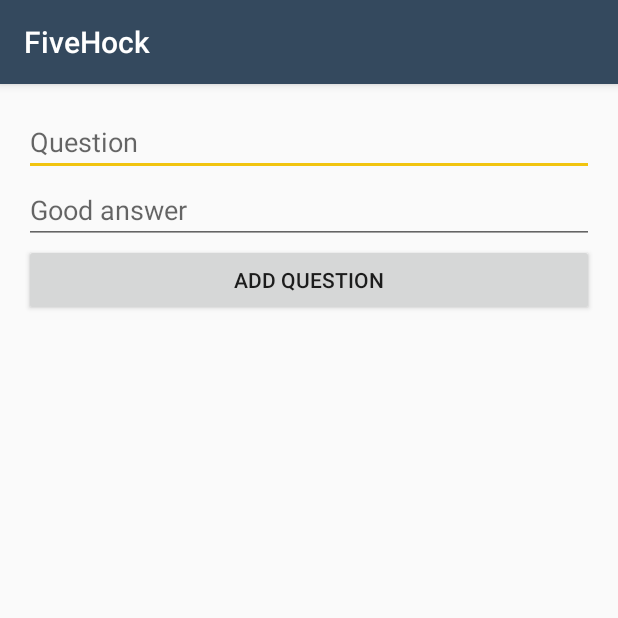
After one commit to melvinschultz/FiveHockk, an Android app: the AddQuestionActivity screen opened directly, with no data from a screen before it, on a phone screen of 412 x 824 dp, the top half of it. The commit adds this screen. Run offline under Robolectric (Android 15) with nearby library versions, the phone set to English and light mode, and no system bars; our stand-ins replace Firebase (no records; nobody signed in at launch, a user with empty details on screens opened directly).

Commit message:
add question in database function

```diff
--- a/app/src/main/AndroidManifest.xml
+++ b/app/src/main/AndroidManifest.xml
@@ -19,8 +19,9 @@
         </activity>
         <activity android:name=".RegisterActivity" />
         <activity android:name=".UserAccountActivity" />
-        <activity android:name=".ResetPasswordActivity"></activity>
-        <activity android:name=".QuestionActivity"></activity>
+        <activity android:name=".ResetPasswordActivity" />
+        <activity android:name=".QuestionActivity" />
+        <activity android:name=".AddQuestionActivity"></activity>
     </application>
 
 </manifest>
--- /dev/null
+++ b/app/src/main/java/net/schultzoss_montpellier/melvin/fivehock/AddQuestionActivity.java
@@ -0,0 +1,79 @@
+package net.schultzoss_montpellier.melvin.fivehock;
+
+import android.support.v7.app.AppCompatActivity;
+import android.os.Bundle;
+import android.text.TextUtils;
+import android.view.View;
+import android.widget.Button;
+import android.widget.EditText;
+import android.widget.ProgressBar;
+import android.widget.TextView;
+import android.widget.Toast;
+
+import com.google.firebase.database.DatabaseReference;
+import com.google.firebase.database.FirebaseDatabase;
+
+public class AddQuestionActivity extends AppCompatActivity {
+
+    private Button buttonAddQuestion;
+    private EditText editTextQuestion;
+    private EditText editTextGoodAnswer;
+    private ProgressBar progressBar;
+
+    private DatabaseReference questionsReference;
+
+    @Override
+    protected void onCreate(Bundle savedInstanceState) {
+        super.onCreate(savedInstanceState);
+        setContentView(R.layout.activity_add_question);
+
+        // Get firabase database instance and set true for offline persistence
+        FirebaseDatabase.getInstance().setPersistenceEnabled(true);
+        // get reference to users node
+        questionsReference = FirebaseDatabase.getInstance().getReference("questions");
+
+        buttonAddQuestion = (Button) findViewById(R.id.buttonAddQuestion);
+        editTextQuestion = (EditText) findViewById(R.id.editTextQuestion);
+        editTextGoodAnswer = (EditText) findViewById(R.id.editTextGoodAnswer);
+        progressBar = (ProgressBar) findViewById(R.id.progressBar);
+
+        buttonAddQuestion.setOnClickListener(new View.OnClickListener() {
+            @Override
+            public void onClick(View view) {
+                final String enonce = editTextQuestion.getText().toString().trim();
+                final String reponse = editTextGoodAnswer.getText().toString().trim();
+
+                if (TextUtils.isEmpty(enonce)) {
+                    Toast.makeText(getApplicationContext(), "Please enter a question", Toast.LENGTH_SHORT).show();
+                    return;
+                }
+
+                if (TextUtils.isEmpty(reponse)) {
+                    Toast.makeText(getApplicationContext(), "Please enter a good answer for this question", Toast.LENGTH_SHORT).show();
+                    return;
+                }
+
+                progressBar.setVisibility(View.VISIBLE);
+
+                addQuestion(enonce, reponse);
+            }
+        });
+    }
+
+    @Override
+    protected void onResume() {
+        super.onResume();
+        progressBar.setVisibility(View.GONE);
+    }
+
+    private void addQuestion(String enonce, String reponse) {
+        Question question = new Question();
+
+        question.setEnonce(enonce);
+        question.setReponse(reponse);
+
+        DatabaseReference newQuestion = questionsReference.push();
+
+        newQuestion.setValue(question);
+    }
+}
--- /dev/null
+++ b/app/src/main/res/layout/activity_add_question.xml
@@ -0,0 +1,55 @@
+<?xml version="1.0" encoding="utf-8"?>
+<RelativeLayout xmlns:android="http://schemas.android.com/apk/res/android"
+    xmlns:app="http://schemas.android.com/apk/res-auto"
+    xmlns:tools="http://schemas.android.com/tools"
+    android:id="@+id/activity_register"
+    android:layout_width="match_parent"
+    android:layout_height="match_parent"
+    android:paddingBottom="@dimen/activity_vertical_margin"
+    android:paddingLeft="@dimen/activity_horizontal_margin"
+    android:paddingRight="@dimen/activity_horizontal_margin"
+    android:paddingTop="@dimen/activity_vertical_margin"
+    tools:context="net.schultzoss_montpellier.melvin.fivehock.RegisterActivity">
+
+    <ProgressBar
+        android:id="@+id/progressBar"
+        android:layout_width="30dp"
+        android:layout_height="30dp"
+        android:layout_gravity="center|bottom"
+        android:visibility="gone"
+        android:layout_alignParentTop="true"
+        android:layout_alignParentStart="true" />
+
+    <EditText
+        android:layout_width="wrap_content"
+        android:layout_height="wrap_content"
+        android:ems="10"
+        android:id="@+id/editTextQuestion"
+        android:hint="Question"
+        android:inputType="text"
+        android:layout_alignParentTop="true"
+        android:layout_alignParentStart="true"
+        android:layout_alignParentEnd="true" />
+
+    <EditText
+        android:layout_width="wrap_content"
+        android:layout_height="wrap_content"
+        android:inputType="text"
+        android:ems="10"
+        android:id="@+id/editTextGoodAnswer"
+        android:hint="Good answer"
+        android:layout_below="@+id/editTextQuestion"
+        android:layout_alignParentStart="true"
+        android:layout_alignParentEnd="true" />
+
+    <Button
+        android:text="Add Question"
+        style="@style/Widget.AppCompat.Button"
+        android:layout_width="wrap_content"
+        android:layout_height="wrap_content"
+        android:id="@+id/buttonAddQuestion"
+        android:layout_below="@+id/editTextGoodAnswer"
+        android:layout_alignParentStart="true"
+        android:layout_alignParentEnd="true" />
+
+</RelativeLayout>
```
Also changed, not shown: app/src/main/java/net/schultzoss_montpellier/melvin/fivehock/Question.java (+10 -25 lines), app/src/main/java/net/schultzoss_montpellier/melvin/fivehock/QuestionActivity.java (+6 -4 lines), app/src/main/java/net/schultzoss_montpellier/melvin/fivehock/UserAccountActivity.java (+11 -0 lines), app/src/main/res/layout/activity_user_account.xml (+12 -1 lines).
